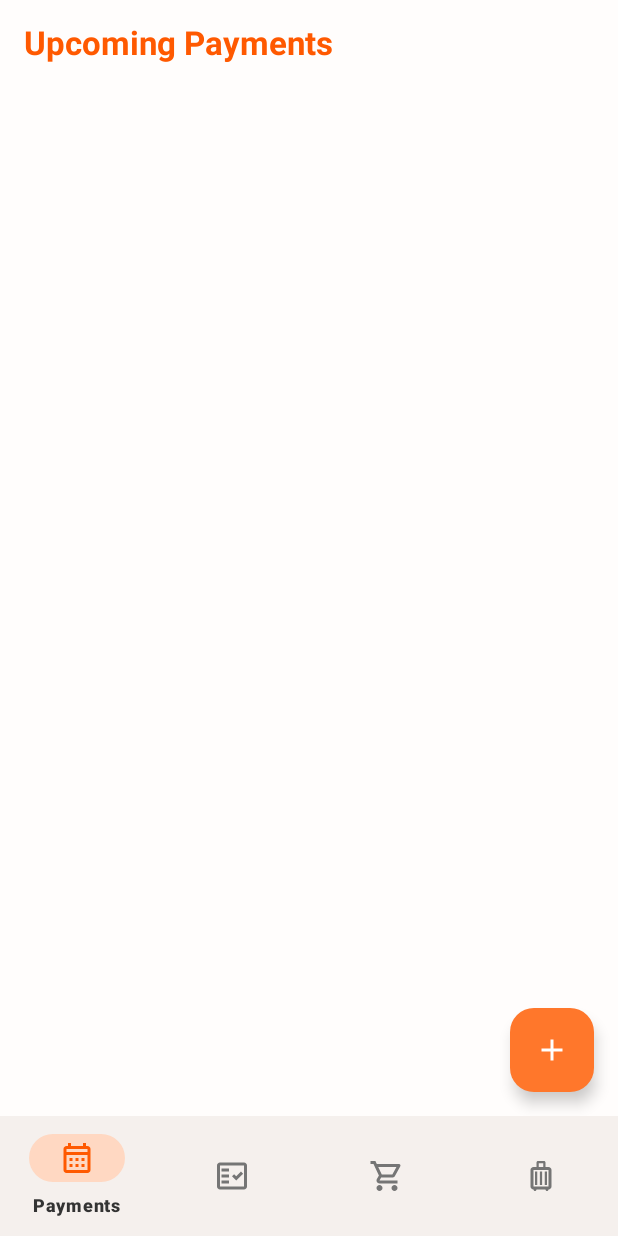
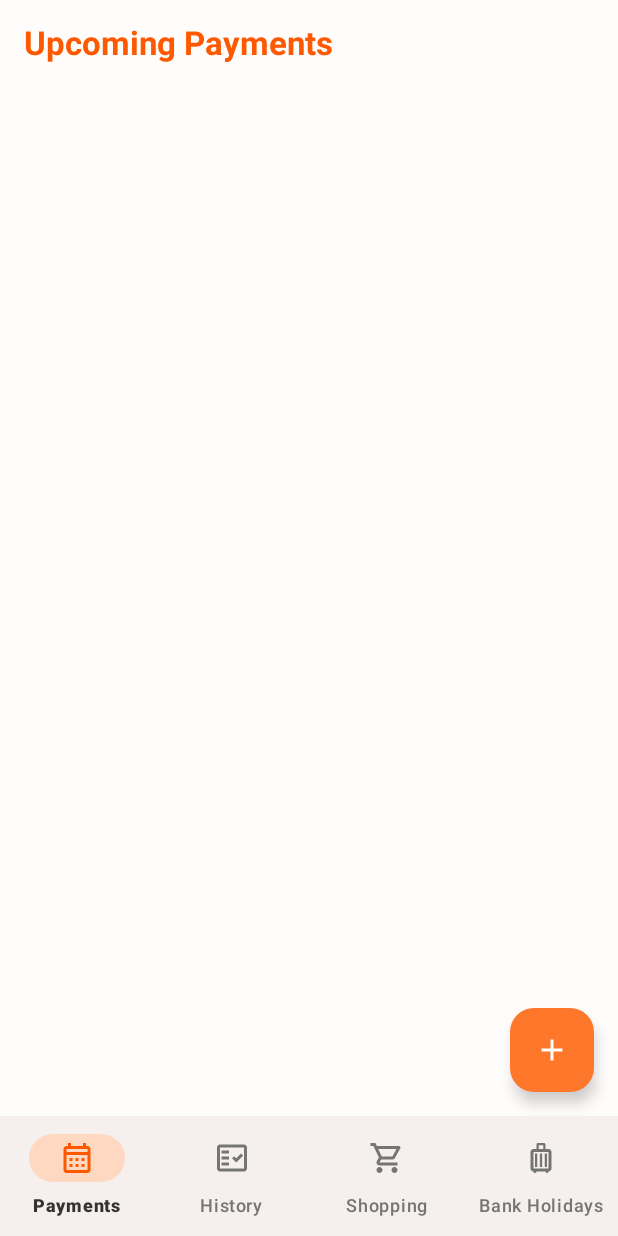
Before and after one commit to martyna-g/budget-buddy, an Android app: the screen it shows after launch (MainActivity), on a phone screen of 412 x 824 dp. Run offline under Robolectric (Android 15) with nearby library versions, the light colour scheme and no system bars; our stand-ins replace Dagger/Hilt's generated code, Room's generated code, navigation-ui; libraries missing offline, so code that uses them is left out: androidx.hilt.work, org.joda.money; 1 statement that could not run was skipped.

Commit message:
Set navigation bar labelVisibilityMode to labeled

```diff
--- a/app/src/main/res/layout/activity_main.xml
+++ b/app/src/main/res/layout/activity_main.xml
@@ -22,6 +22,7 @@
         android:id="@+id/bottom_navigation"
         android:layout_width="match_parent"
         android:layout_height="wrap_content"
+        app:labelVisibilityMode="labeled"
         app:layout_constraintBottom_toBottomOf="parent"
         app:menu="@menu/bottom_navigation_menu" />
 
```
